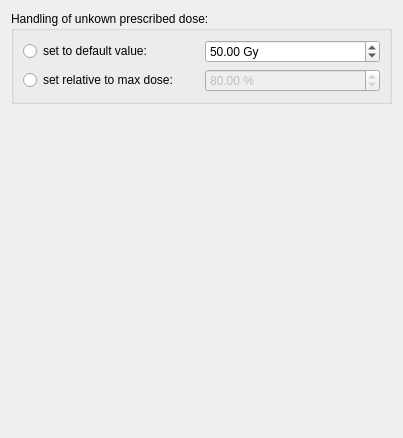
First picture: the form in Plugins/org.mitk.gui.qt.dosevisualization/src/internal/RTUIPreferencePageControls.ui, repository MITK/MITK, before the edit.
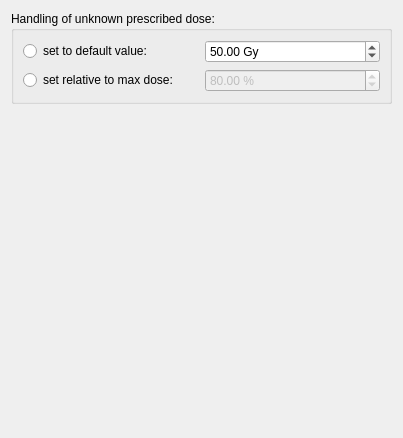
Second picture: the form after the edit.

Patch:
```diff
--- a/Plugins/org.mitk.gui.qt.dosevisualization/src/internal/RTUIPreferencePageControls.ui
+++ b/Plugins/org.mitk.gui.qt.dosevisualization/src/internal/RTUIPreferencePageControls.ui
@@ -17,7 +17,7 @@
    <item>
     <widget class="QGroupBox" name="groupBox">
      <property name="title">
-      <string>Handling of unkown prescribed dose:</string>
+      <string>Handling of unknown prescribed dose:</string>
      </property>
      <layout class="QGridLayout" name="gridLayout">
       <item row="1" column="1">
```
